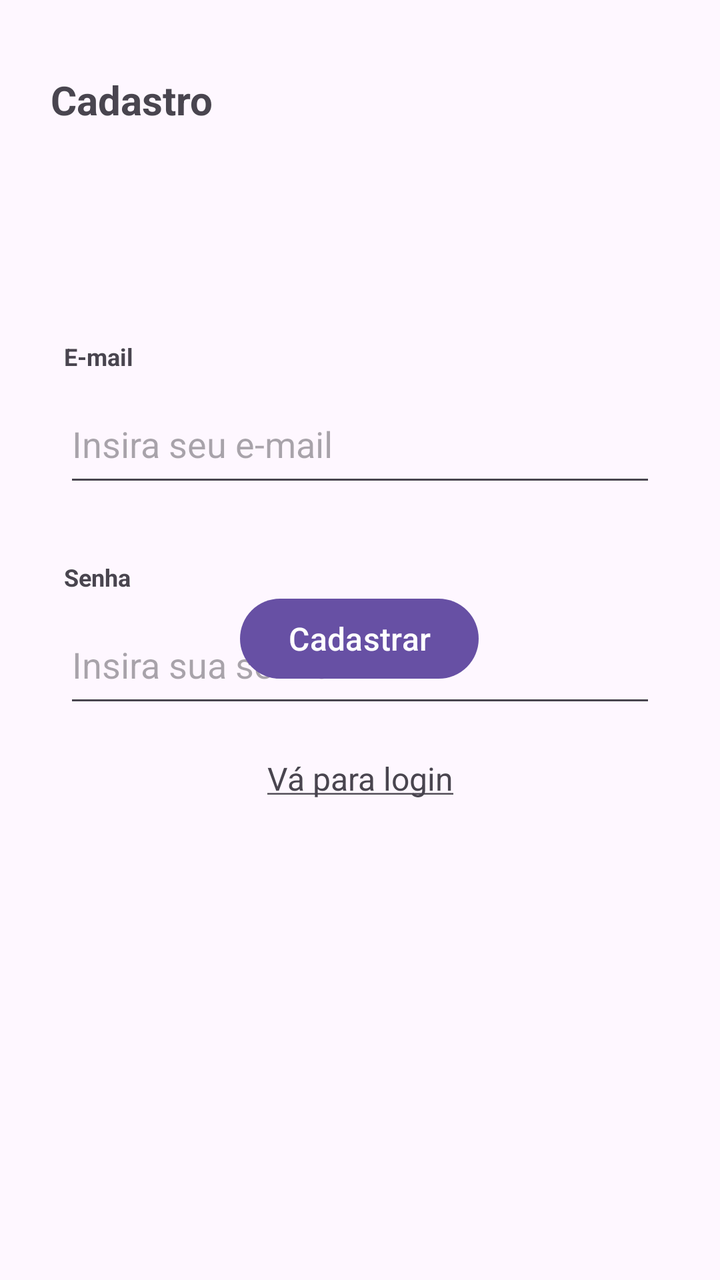
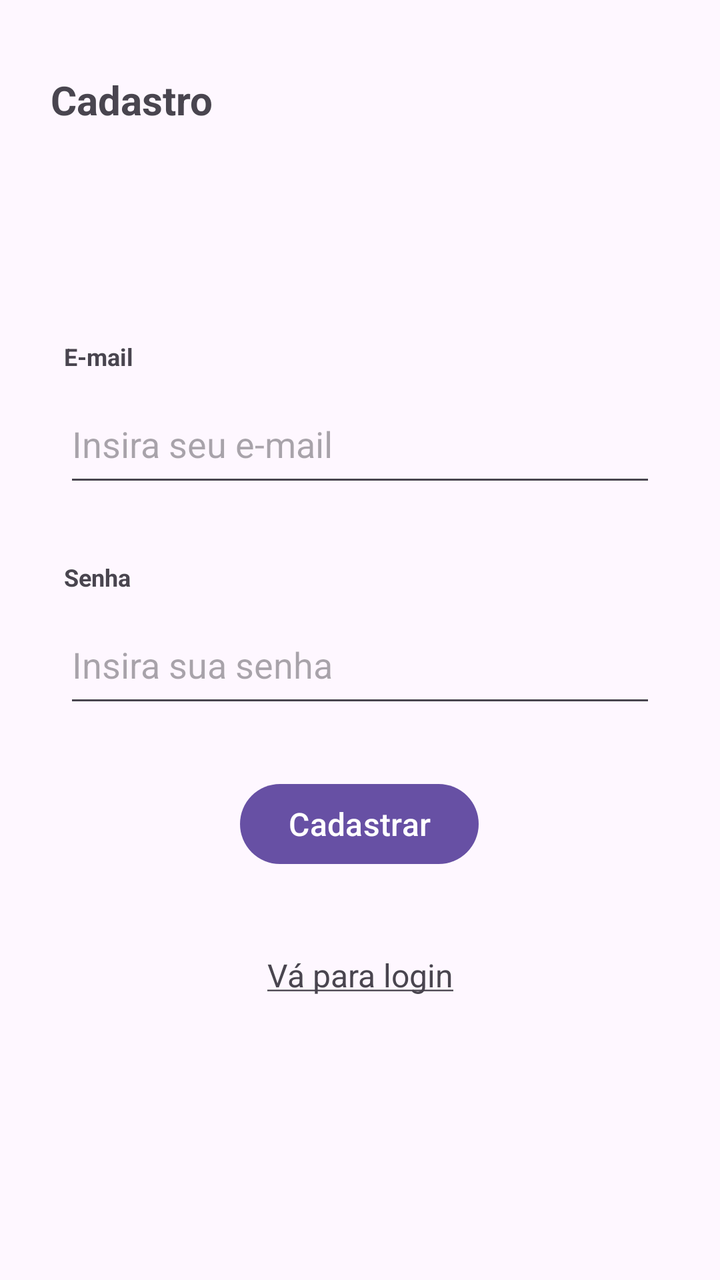

Before-and-after screenshots of an Android layout around one commit, followed by the original layout XML and the change that was made.
<!-- AndroidManifest.xml: application theme Theme.AppFirebase -->
<!-- res/layout/activity_cadastro.xml -->
<?xml version="1.0" encoding="utf-8"?>
<androidx.constraintlayout.widget.ConstraintLayout xmlns:android="http://schemas.android.com/apk/res/android"
    xmlns:app="http://schemas.android.com/apk/res-auto"
    xmlns:tools="http://schemas.android.com/tools"
    android:id="@+id/main"
    android:layout_width="match_parent"
    android:layout_height="match_parent"
    tools:context=".CadastroActivity">

    <TextView
        android:id="@+id/textView4"
        android:layout_width="wrap_content"
        android:layout_height="wrap_content"
        android:text="Cadastro"
        android:textSize="20sp"
        android:textStyle="bold"
        app:layout_constraintBottom_toBottomOf="parent"
        app:layout_constraintEnd_toEndOf="parent"
        app:layout_constraintHorizontal_bias="0.091"
        app:layout_constraintStart_toStartOf="parent"
        app:layout_constraintTop_toTopOf="parent"
        app:layout_constraintVertical_bias="0.059" />

    <EditText
        android:id="@+id/edt_cadastro_user"
        android:layout_width="0dp"
        android:layout_height="56dp"
        android:layout_marginStart="32dp"
        android:layout_marginEnd="32dp"
        android:layout_marginBottom="32dp"
        android:ems="10"
        android:hint="Insira seu e-mail"
        android:inputType="text"
        app:layout_constraintBottom_toTopOf="@+id/textView6"
        app:layout_constraintEnd_toEndOf="parent"
        app:layout_constraintStart_toStartOf="parent"
        app:layout_constraintTop_toBottomOf="@+id/textView5" />

    <EditText
        android:id="@+id/edt_cadastro_senha"
        android:layout_width="0dp"
        android:layout_height="56dp"
        android:layout_marginStart="32dp"
        android:layout_marginTop="6dp"
        android:layout_marginEnd="32dp"
        android:ems="10"
        android:hint="Insira sua senha"
        android:inputType="textPassword"
        app:layout_constraintEnd_toEndOf="parent"
        app:layout_constraintStart_toStartOf="parent"
        app:layout_constraintTop_toBottomOf="@+id/textView6" />

    <TextView
        android:id="@+id/textView5"
        android:layout_width="0dp"
        android:layout_height="wrap_content"
        android:layout_marginStart="32dp"
        android:layout_marginTop="170dp"
        android:layout_marginEnd="32dp"
        android:layout_marginBottom="6dp"
        android:text="E-mail"
        android:textSize="12sp"
        android:textStyle="bold"
        app:layout_constraintBottom_toTopOf="@+id/edt_cadastro_user"
        app:layout_constraintEnd_toEndOf="parent"
        app:layout_constraintHorizontal_bias="0.0"
        app:layout_constraintStart_toStartOf="parent"
        app:layout_constraintTop_toTopOf="parent" />

    <TextView
        android:id="@+id/textView6"
        android:layout_width="0dp"
        android:layout_height="wrap_content"
        android:layout_marginStart="32dp"
        android:layout_marginEnd="32dp"
        android:layout_marginBottom="6dp"
        android:text="Senha"
        android:textSize="12sp"
        android:textStyle="bold"
        app:layout_constraintBottom_toTopOf="@+id/edt_cadastro_senha"
        app:layout_constraintEnd_toEndOf="parent"
        app:layout_constraintStart_toStartOf="parent"
        app:layout_constraintTop_toBottomOf="@+id/edt_cadastro_user" />

    <Button
        android:id="@+id/btn_cadastrar"
        android:layout_width="wrap_content"
        android:layout_height="wrap_content"
        android:text="Cadastrar"
        android:textSize="16sp"
        app:layout_constraintBottom_toBottomOf="parent"
        app:layout_constraintEnd_toEndOf="parent"
        app:layout_constraintHorizontal_bias="0.498"
        app:layout_constraintStart_toStartOf="parent"
        app:layout_constraintTop_toTopOf="parent"
        app:layout_constraintVertical_bias="0.499" />

    <TextView
        android:id="@+id/link_login"
        android:layout_width="wrap_content"
        android:layout_height="wrap_content"
        android:text="@string/login_sublinhado"
        android:textSize="16sp"
        app:layout_constraintBottom_toBottomOf="parent"
        app:layout_constraintEnd_toEndOf="parent"
        app:layout_constraintStart_toStartOf="parent"
        app:layout_constraintTop_toTopOf="parent"
        app:layout_constraintVertical_bias="0.612" />
</androidx.constraintlayout.widget.ConstraintLayout>
<!-- resources referenced by this layout -->
<resources>
  <string name="login_sublinhado"><u>Vá para login</u></string>
  <style name="Theme.AppFirebase" parent="Base.Theme.AppFirebase" />
  <style name="Base.Theme.AppFirebase" parent="Theme.Material3.DayNight.NoActionBar">
          
          
      </style>
</resources>

<!-- the commit's change to res/layout/activity_cadastro.xml (unified diff, before → after) -->
@@ -92,18 +92,19 @@
         app:layout_constraintEnd_toEndOf="parent"
         app:layout_constraintHorizontal_bias="0.498"
         app:layout_constraintStart_toStartOf="parent"
-        app:layout_constraintTop_toTopOf="parent"
-        app:layout_constraintVertical_bias="0.499" />
+        app:layout_constraintTop_toBottomOf="@+id/edt_cadastro_senha"
+        app:layout_constraintVertical_bias="0.126" />
 
     <TextView
         android:id="@+id/link_login"
         android:layout_width="wrap_content"
         android:layout_height="wrap_content"
+        android:layout_marginTop="24dp"
         android:text="@string/login_sublinhado"
         android:textSize="16sp"
         app:layout_constraintBottom_toBottomOf="parent"
         app:layout_constraintEnd_toEndOf="parent"
         app:layout_constraintStart_toStartOf="parent"
-        app:layout_constraintTop_toTopOf="parent"
-        app:layout_constraintVertical_bias="0.612" />
+        app:layout_constraintTop_toBottomOf="@+id/btn_cadastrar"
+        app:layout_constraintVertical_bias="0.105" />
 </androidx.constraintlayout.widget.ConstraintLayout>
